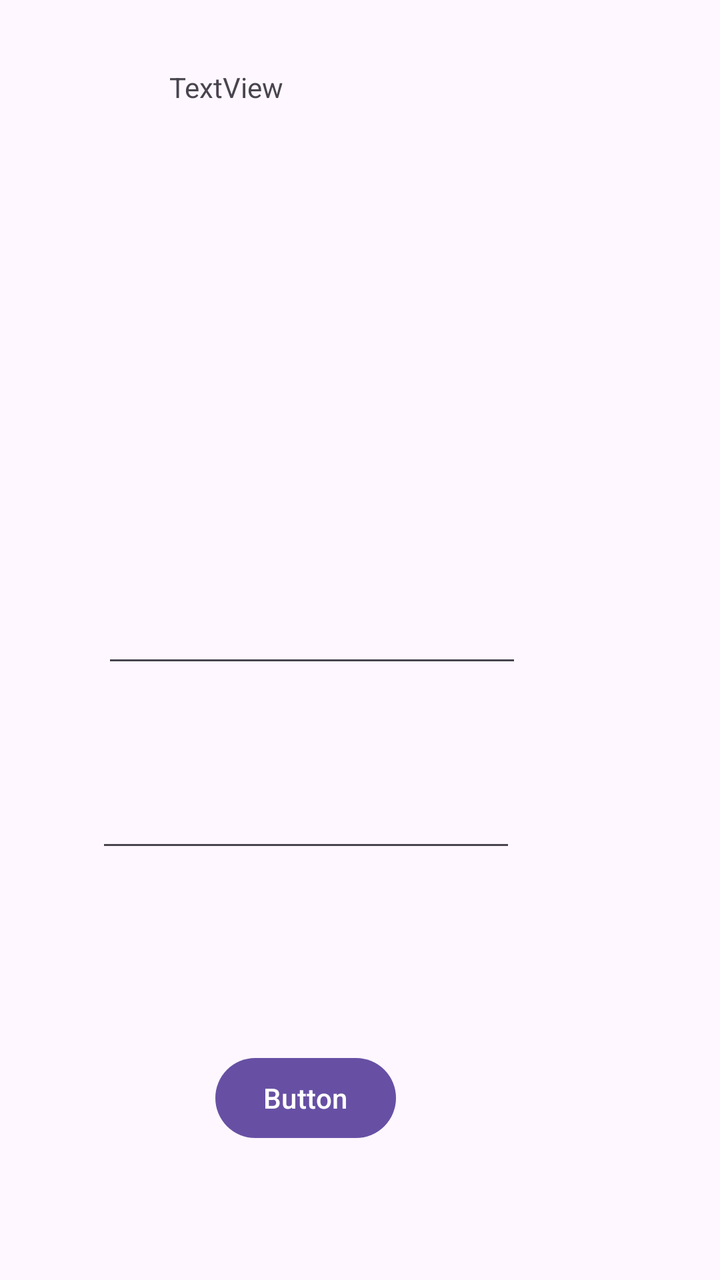
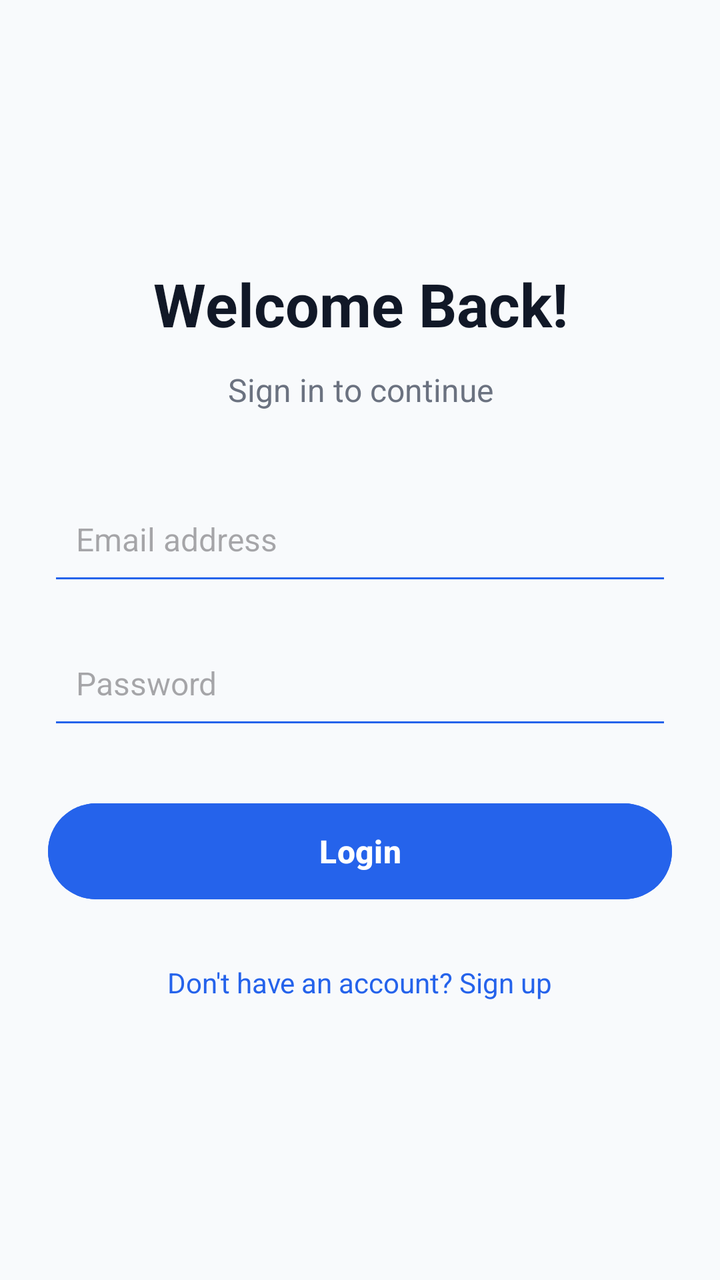

Two renders of the same Android screen: before a commit and after it. Below are the layout's source before the change and the commit's diff.
<!-- AndroidManifest.xml: application theme Theme.MyApplication -->
<!-- res/layout/activity_login.xml -->
<?xml version="1.0" encoding="utf-8"?>
<androidx.constraintlayout.widget.ConstraintLayout xmlns:android="http://schemas.android.com/apk/res/android"
    xmlns:app="http://schemas.android.com/apk/res-auto"
    xmlns:tools="http://schemas.android.com/tools"
    android:id="@+id/main"
    android:layout_width="match_parent"
    android:layout_height="match_parent"
    tools:context=".Login">

    <TextView
        android:id="@+id/login_title"
        android:layout_width="190dp"
        android:layout_height="81dp"
        android:layout_marginStart="110dp"
        android:layout_marginTop="34dp"
        android:layout_marginEnd="111dp"
        android:text="TextView"
        app:layout_constraintEnd_toEndOf="parent"
        app:layout_constraintStart_toStartOf="parent"
        app:layout_constraintTop_toTopOf="parent" />

    <Button
        android:id="@+id/login_button"
        android:layout_width="wrap_content"
        android:layout_height="wrap_content"
        android:layout_marginEnd="162dp"
        android:layout_marginBottom="67dp"
        android:text="Button"
        app:layout_constraintBottom_toBottomOf="parent"
        app:layout_constraintEnd_toEndOf="parent" />

    <EditText
        android:id="@+id/login_password"
        android:layout_width="wrap_content"
        android:layout_height="wrap_content"
        android:layout_marginEnd="102dp"
        android:layout_marginBottom="94dp"
        android:ems="10"
        android:inputType="textPassword"
        app:layout_constraintBottom_toTopOf="@+id/login_button"
        app:layout_constraintEnd_toEndOf="parent" />

    <EditText
        android:id="@+id/login_email"
        android:layout_width="wrap_content"
        android:layout_height="wrap_content"
        android:layout_marginEnd="99dp"
        android:layout_marginBottom="51dp"
        android:ems="10"
        android:inputType="textEmailAddress"
        app:layout_constraintBottom_toTopOf="@+id/login_password"
        app:layout_constraintEnd_toEndOf="parent" />




</androidx.constraintlayout.widget.ConstraintLayout>
<!-- resources referenced by this layout -->
<resources>
  <style name="Theme.MyApplication" parent="Base.Theme.MyApplication" />
  <style name="Base.Theme.MyApplication" parent="Theme.Material3.DayNight.NoActionBar">
          
          
      </style>
</resources>

<!-- the commit's change to res/layout/activity_login.xml (unified diff, before → after) -->
@@ -1,57 +1,107 @@
 <?xml version="1.0" encoding="utf-8"?>
-<androidx.constraintlayout.widget.ConstraintLayout xmlns:android="http://schemas.android.com/apk/res/android"
+<androidx.constraintlayout.widget.ConstraintLayout
+    xmlns:android="http://schemas.android.com/apk/res/android"
     xmlns:app="http://schemas.android.com/apk/res-auto"
     xmlns:tools="http://schemas.android.com/tools"
     android:id="@+id/main"
     android:layout_width="match_parent"
     android:layout_height="match_parent"
+    android:background="#F8FAFC"
+    android:padding="24dp"
     tools:context=".Login">
 
     <TextView
         android:id="@+id/login_title"
-        android:layout_width="190dp"
-        android:layout_height="81dp"
-        android:layout_marginStart="110dp"
-        android:layout_marginTop="34dp"
-        android:layout_marginEnd="111dp"
-        android:text="TextView"
-        app:layout_constraintEnd_toEndOf="parent"
+        android:layout_width="0dp"
+        android:layout_height="wrap_content"
+        android:text="Welcome Back!"
+        android:textSize="30sp"
+        android:textStyle="bold"
+        android:textColor="#111827"
+        android:gravity="center"
+        app:layout_constraintTop_toTopOf="parent"
+        app:layout_constraintBottom_toTopOf="@id/login_subtitle"
+        app:layout_constraintVertical_chainStyle="packed"
         app:layout_constraintStart_toStartOf="parent"
-        app:layout_constraintTop_toTopOf="parent" />
+        app:layout_constraintEnd_toEndOf="parent" />
 
-    <Button
-        android:id="@+id/login_button"
-        android:layout_width="wrap_content"
+    <TextView
+        android:id="@+id/login_subtitle"
+        android:layout_width="0dp"
         android:layout_height="wrap_content"
-        android:layout_marginEnd="162dp"
-        android:layout_marginBottom="67dp"
-        android:text="Button"
-        app:layout_constraintBottom_toBottomOf="parent"
+        android:layout_marginTop="12dp"
+        android:text="Sign in to continue"
+        android:textSize="16sp"
+        android:textColor="#6B7280"
+        android:gravity="center"
+        app:layout_constraintTop_toBottomOf="@id/login_title"
+        app:layout_constraintBottom_toTopOf="@id/login_email"
+        app:layout_constraintStart_toStartOf="parent"
+        app:layout_constraintEnd_toEndOf="parent" />
+
+    <EditText
+        android:id="@+id/login_email"
+        android:layout_width="0dp"
+        android:layout_height="56dp"
+        android:layout_marginTop="36dp"
+        android:hint="Email address"
+        android:inputType="textEmailAddress"
+        android:autofillHints="emailAddress"
+        android:singleLine="true"
+        android:padding="14dp"
+        android:textSize="16sp"
+        android:backgroundTint="#2563EB"
+        app:layout_constraintTop_toBottomOf="@id/login_subtitle"
+        app:layout_constraintBottom_toTopOf="@id/login_password"
+        app:layout_constraintStart_toStartOf="parent"
         app:layout_constraintEnd_toEndOf="parent" />
 
     <EditText
         android:id="@+id/login_password"
+        android:layout_width="0dp"
+        android:layout_height="56dp"
+        android:layout_marginTop="16dp"
+        android:hint="Password"
+        android:inputType="textPassword"
+        android:autofillHints="password"
+        android:singleLine="true"
+        android:padding="14dp"
+        android:textSize="16sp"
+        android:backgroundTint="#2563EB"
+        app:layout_constraintTop_toBottomOf="@id/login_email"
+        app:layout_constraintBottom_toTopOf="@id/login_button"
+        app:layout_constraintStart_toStartOf="parent"
+        app:layout_constraintEnd_toEndOf="parent" />
+
+    <Button
+        android:id="@+id/login_button"
+        android:layout_width="0dp"
+        android:layout_height="56dp"
+        android:layout_marginTop="28dp"
+        android:text="Login"
+        android:textSize="16sp"
+        android:textStyle="bold"
+        android:textAllCaps="false"
+        android:backgroundTint="#2563EB"
+        app:layout_constraintTop_toBottomOf="@id/login_password"
+        app:layout_constraintBottom_toTopOf="@id/signup_text"
+        app:layout_constraintStart_toStartOf="parent"
+        app:layout_constraintEnd_toEndOf="parent" />
+
+    <TextView
+        android:id="@+id/signup_text"
         android:layout_width="wrap_content"
         android:layout_height="wrap_content"
-        android:layout_marginEnd="102dp"
-        android:layout_marginBottom="94dp"
-        android:ems="10"
-        android:inputType="textPassword"
-        app:layout_constraintBottom_toTopOf="@+id/login_button"
+        android:layout_marginTop="20dp"
+        android:text="Don't have an account? Sign up"
+        android:textSize="14sp"
+        android:textColor="#2563EB"
+        android:padding="8dp"
+        android:clickable="true"
+        android:focusable="true"
+        app:layout_constraintTop_toBottomOf="@id/login_button"
+        app:layout_constraintBottom_toBottomOf="parent"
+        app:layout_constraintStart_toStartOf="parent"
         app:layout_constraintEnd_toEndOf="parent" />
 
-    <EditText
-        android:id="@+id/login_email"
-        android:layout_width="wrap_content"
-        android:layout_height="wrap_content"
-        android:layout_marginEnd="99dp"
-        android:layout_marginBottom="51dp"
-        android:ems="10"
-        android:inputType="textEmailAddress"
-        app:layout_constraintBottom_toTopOf="@+id/login_password"
-        app:layout_constraintEnd_toEndOf="parent" />
-
-
-
-
 </androidx.constraintlayout.widget.ConstraintLayout>
